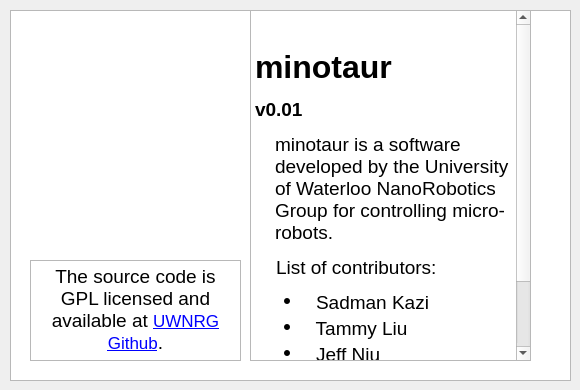
First picture: the form in code/gui/actionabout.ui, repository uwnrg/minotaur-cpp, before the edit.
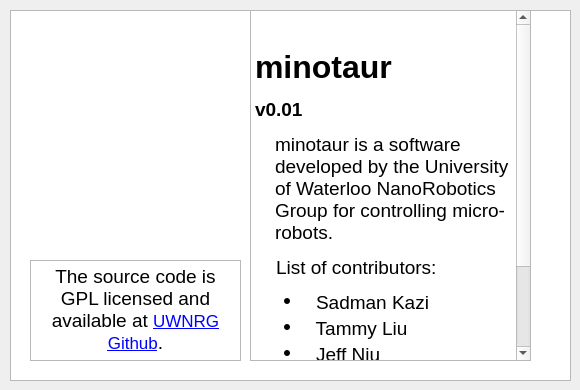
Second picture: the form after the edit.

Commit message: Add my name to about dialog

What changed in the file:
```diff
--- a/code/gui/actionabout.ui
+++ b/code/gui/actionabout.ui
@@ -37,7 +37,8 @@
 &lt;li style=&quot; margin-top:3px; margin-bottom:0px; margin-left:0px; margin-right:0px; -qt-block-indent:0; text-indent:0px;&quot;&gt;&lt;span style=&quot; font-family:'MS Shell Dlg 2'; font-size:14pt; color:#000000;&quot;&gt;    Jeff Niu&lt;/span&gt;&lt;/li&gt;
 &lt;li style=&quot; margin-top:3px; margin-bottom:0px; margin-left:0px; margin-right:0px; -qt-block-indent:0; text-indent:0px;&quot;&gt;&lt;span style=&quot; font-family:'MS Shell Dlg 2'; font-size:14pt; color:#000000;&quot;&gt;    William Zou&lt;/span&gt;&lt;/li&gt;
 &lt;li style=&quot; margin-top:3px; margin-bottom:0px; margin-left:0px; margin-right:0px; -qt-block-indent:0; text-indent:0px;&quot;&gt;&lt;span style=&quot; font-family:'MS Shell Dlg 2'; font-size:14pt; color:#000000;&quot;&gt;    Ahmed Sabie&lt;/span&gt;&lt;/li&gt;
-&lt;li style=&quot; margin-top:3px; margin-bottom:0px; margin-left:0px; margin-right:0px; -qt-block-indent:0; text-indent:0px;&quot;&gt;&lt;span style=&quot; font-family:'MS Shell Dlg 2'; font-size:14pt; color:#000000;&quot;&gt;    Beini Fang&lt;/span&gt;&lt;/li&gt;&lt;/ul&gt;&lt;/body&gt;&lt;/html&gt;</string>
+&lt;li style=&quot; margin-top:3px; margin-bottom:0px; margin-left:0px; margin-right:0px; -qt-block-indent:0; text-indent:0px;&quot;&gt;&lt;span style=&quot; font-family:'MS Shell Dlg 2'; font-size:14pt; color:#000000;&quot;&gt;    Beini Fang&lt;/span&gt;&lt;/li&gt;
+&lt;li style=&quot; margin-top:3px; margin-bottom:0px; margin-left:0px; margin-right:0px; -qt-block-indent:0; text-indent:0px;&quot;&gt;&lt;span style=&quot; font-family:'MS Shell Dlg 2'; font-size:14pt; color:#000000;&quot;&gt;    Brett Selby&lt;/span&gt;&lt;/li&gt;&lt;/ul&gt;&lt;/body&gt;&lt;/html&gt;</string>
    </property>
   </widget>
   <widget class="QGraphicsView" name="graphicsView">
```
